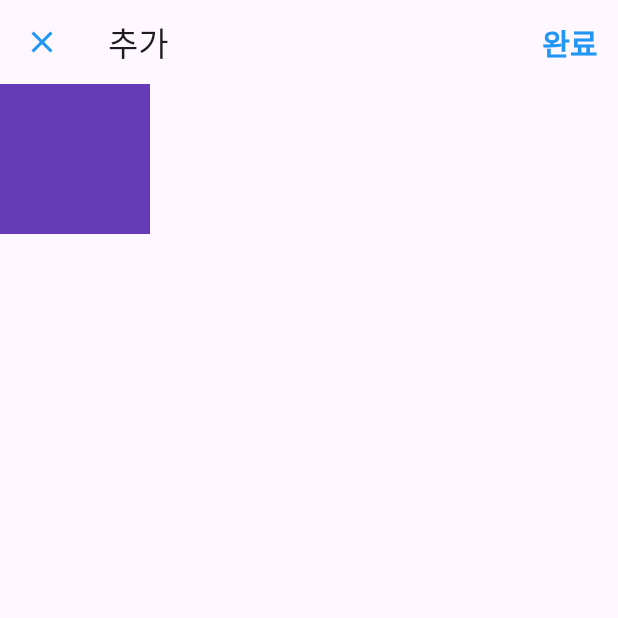
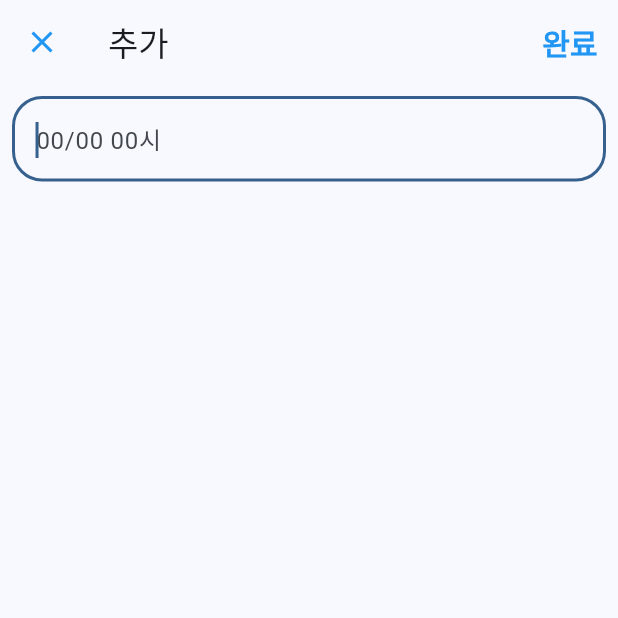
Before and after one commit to corpiii/diet_diary, a Flutter app: the screen it shows after launch, after a tap on the "add" icon, on a phone screen of 412 x 824 dp, the top half of it. Run offline on Flutter 3.47's test engine with Material 3 defaults, Android fonts, the light colour scheme and no system bars.

Commit message:
feat: title textField 뷰 구현

```diff
--- a/lib/add_screen/diet_add_screen.dart
+++ b/lib/add_screen/diet_add_screen.dart
@@ -30,11 +30,41 @@ class _DietAddScreenState extends State<DietAddScreen> {
           )
         ],
       ),
-      body: Container(
-        color: Colors.deepPurple,
-        width: 100,
-        height: 100,
-      ),
+      body: Padding(
+        padding: const EdgeInsets.all(8.0),
+        child: Row(
+          mainAxisAlignment: MainAxisAlignment.center,
+          children: [
+            titleTextFieldWidget(),
+            // imagePickerWidget(),
+            // bodyTextFieldWidget(),
+          ],
+        ),
+      )
+    );
+  }
+
+  Widget titleTextFieldWidget() {
+    return Expanded(
+      child: TextField(
+        autofocus: true,
+        decoration: InputDecoration(
+          border: OutlineInputBorder(
+            borderRadius: BorderRadius.circular(20),
+            borderSide: BorderSide(
+              color: Colors.blue,
+              width: 1.0
+            )
+          ),
+          enabledBorder: OutlineInputBorder(
+            borderSide: BorderSide(
+              color: Colors.blue,
+              width: 1.0
+            )
+          ),
+          hintText: '00/00 00시',
+        ),
+      )
     );
   }
 }
--- a/lib/main.dart
+++ b/lib/main.dart
@@ -14,7 +14,7 @@ class MyApp extends StatelessWidget {
     return MaterialApp(
       title: 'Diet Diary',
       theme: ThemeData(
-        colorScheme: ColorScheme.fromSeed(seedColor: Colors.deepPurple),
+        colorScheme: ColorScheme.fromSeed(seedColor: Colors.blue),
         useMaterial3: true,
       ),
       home: const DietListScreen(),
```
